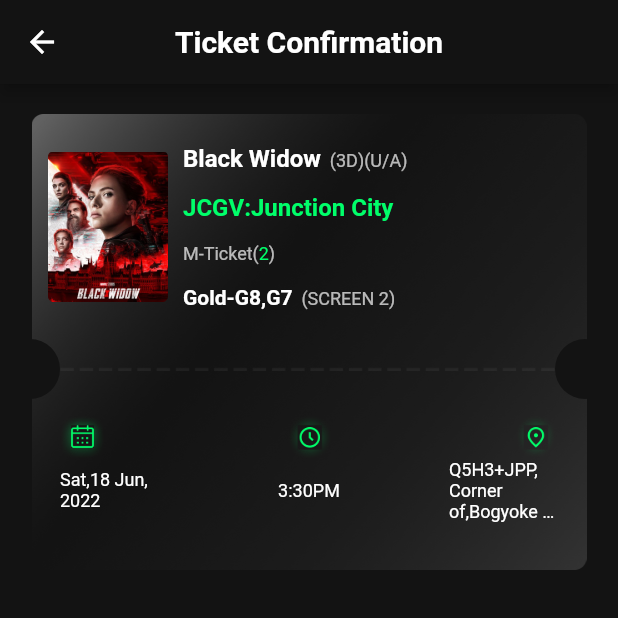
After one commit to thuthumg/movie_booking_app, a Flutter app: the TicketConfirmationPage screen opened directly, on a phone screen of 412 x 824 dp, the top half of it. The commit adds this screen. Run offline on Flutter 3.47's test engine with Material 2 defaults, Android fonts, the phone set to English and light mode, and no system bars; our stand-ins replace carousel_slider, dots_indicator, pinput.

Commit message:
setup ticket confirmation page

```diff
--- a/lib/pages/check_out_page.dart
+++ b/lib/pages/check_out_page.dart
@@ -112,7 +112,7 @@
               "Total",
               style: TextStyle(
                   color: SECONDARY_COLOR,
-                  fontSize: TEXT_REGULAR_3X,
+                  fontSize: TEXT_REGULAR_4X,
                   fontWeight: FontWeight.w600),
             ),
           ),
@@ -122,7 +122,7 @@
               "22500Ks",
               style: TextStyle(
                   color: SECONDARY_COLOR,
-                  fontSize: TEXT_REGULAR_3X,
+                  fontSize: TEXT_REGULAR_4X,
                   fontWeight: FontWeight.w600),
             ),
           )
--- a/lib/pages/seating_plan_page.dart
+++ b/lib/pages/seating_plan_page.dart
@@ -83,7 +83,7 @@
                   Text(
                     "17000KS",
                     style: TextStyle(
-                        fontSize: TEXT_REGULAR_3X,
+                        fontSize: TEXT_REGULAR_4X,
                         fontWeight: FontWeight.w600,
                         color: SECONDARY_COLOR),
                   ),
--- /dev/null
+++ b/lib/pages/ticket_confirmation_page.dart
@@ -0,0 +1,254 @@
+import 'package:flutter/material.dart';
+import 'package:movie_booking_app/resources/colors.dart';
+import 'package:movie_booking_app/resources/dimens.dart';
+import 'package:movie_booking_app/widgets/my_separator_view.dart';
+
+class TicketConfirmationPage extends StatelessWidget {
+  const TicketConfirmationPage({Key? key}) : super(key: key);
+
+  @override
+  Widget build(BuildContext context) {
+    return Scaffold(
+      backgroundColor: PRIMARY_COLOR,
+      appBar: AppBar(
+        centerTitle: true,
+        backgroundColor: PRIMARY_COLOR,
+        title: const Text(
+          "Ticket Confirmation",
+          style: TextStyle(
+              color: Colors.white, fontSize: 20, fontWeight: FontWeight.w700),
+        ),
+      ),
+      body: Column(
+        children: [
+          const SizedBox(
+            height: 20,
+          ),
+          Expanded(
+            child: Stack(
+              children: [
+                Positioned(
+                  left: 0,
+                  right: 0,
+                  child: Container(
+                    height: 304,
+                    width: 370,
+                    child: Image.asset(
+                        "assets/images/ticket_confirmation_card_bg.png"),
+                  ),
+                ),
+                Positioned(
+                  top: 150,
+                  left: 0,
+                  right: 0,
+                  child: Row(
+                    children: [
+                      Container(
+                        width: 40,
+                        height: 40,
+                        decoration: BoxDecoration(
+                            borderRadius: BorderRadius.circular(20),
+                            color: PRIMARY_COLOR),
+                      ),
+                      Container(
+                        width: 330,
+                       child: Image.asset("assets/images/dotted_line.png"),
+
+                      ),
+                      Container(
+                        width: 40,
+                        height: 40,
+                        decoration: BoxDecoration(
+                            borderRadius: BorderRadius.circular(20),
+                            color: PRIMARY_COLOR),
+                      )
+                    ],
+                  ),
+                ),
+                Positioned(
+                //  top: MARGIN_CARD_MEDIUM_2,
+                  left: MARGIN_CARD_MEDIUM_2,
+                  right: 0,
+                  child: Padding(
+                    padding: const EdgeInsets.only(left:10.0),
+                    child: Column(
+                      children: [
+                        Container(
+                          height: 150,
+                          child:  Row(
+                            children: [
+                              Container(
+                                width: 100,
+                                height: 100,
+                                child: Image.asset(
+                                    "assets/images/ticket_confirm_sample_img.png"),
+                              ),
+                              Column(
+                                mainAxisSize: MainAxisSize.min,
+                                crossAxisAlignment: CrossAxisAlignment.start,
+                                children: [
+                                  Padding(
+                                    padding: const EdgeInsets.only(
+                                        bottom: 14),
+                                    child: RichText(
+                                      text: const TextSpan(
+                                        text: "Black Widow",
+                                        style: TextStyle(
+                                            color: Colors.white,
+                                            fontSize: TEXT_REGULAR_2X,
+                                            fontWeight: FontWeight.w700),
+                                        children: <TextSpan>[
+                                          TextSpan(
+                                            text: "  (3D)(U/A)",
+                                            style: TextStyle(
+                                                color: Colors.white70,
+                                                fontSize: TEXT_REGULAR,
+                                                fontWeight: FontWeight.w400),
+                                          )
+                                        ],
+                                      ),
+                                    ),
+                                  ),
+                                  Padding(
+                                    padding: const EdgeInsets.only(
+                                        bottom: 14),
+                                    child: const Text(
+                                      "JCGV:Junction City",
+                                      style: TextStyle(
+                                          color: SECONDARY_COLOR,
+                                          fontSize: TEXT_REGULAR_2X,
+                                          fontWeight: FontWeight.w700),
+                                    ),
+                                  ),
+                                  Padding(
+                                    padding: const EdgeInsets.only(bottom: 14),
+                                    child: RichText(
+                                      text: const TextSpan(
+                                        text: "M-Ticket(",
+                                        style: TextStyle(
+                                            color: Colors.white70,
+                                            fontSize: TEXT_REGULAR,
+                                            fontWeight: FontWeight.w400),
+                                        children: <TextSpan>[
+                                          TextSpan(
+                                            text: "2",
+                                            style: TextStyle(
+                                                color: SECONDARY_COLOR,
+                                                fontSize: TEXT_REGULAR,
+                                                fontWeight: FontWeight.w400),
+                                          ),
+                                          TextSpan(
+                                            text: ")",
+                                            style: TextStyle(
+                                                color: Colors.white70,
+                                                fontSize: TEXT_REGULAR,
+                                                fontWeight: FontWeight.w400),
+                                          )
+                                        ],
+                                      ),
+                                    ),
+                                  ),
+                                  RichText(
+                                    text: const TextSpan(
+                                      text: "Gold-G8,G7",
+                                      style: TextStyle(
+                                          color: Colors.white,
+                                          fontSize: TEXT_REGULAR_1X,
+                                          fontWeight: FontWeight.w700),
+                                      children: <TextSpan>[
+                                        TextSpan(
+                                          text: "  (SCREEN 2)",
+                                          style: TextStyle(
+                                              color: Colors.white70,
+                                              fontSize: TEXT_REGULAR,
+                                              fontWeight: FontWeight.w400),
+                                        )
+                                      ],
+                                    ),
+                                  ),
+
+                                ],
+                              )
+                            ],
+                          ),
+
+                        ),
+                     //   Image.asset("assets/images/dotted_line.png")
+                      ],
+                    ),
+                  ),
+                ),
+                Positioned(
+                  top: 200,
+                  left: 40,
+                  right: 40,
+                  child: Column(
+                    children: [
+                      Row(
+                        children: [
+                          Container(
+                            width: 30,
+                              height: 30,
+                            child: Image.asset("assets/icons/ic_date.png"),
+                          ),
+                          Spacer(),
+                          Container(
+                            width: 30,
+                            height: 30,
+                            child: Image.asset("assets/icons/ic_time.png"),
+                          ),
+                          Spacer(),
+                          Container(
+                            width: 30,
+                            height: 30,
+                            child: Image.asset("assets/icons/ic_location.png"),
+                          )
+                        ],
+                      ),
+                      Row(
+                        children: [
+                          Expanded(
+
+                            child: Text("Sat,18 Jun, 2022",
+                              overflow: TextOverflow.ellipsis,
+                              maxLines:3,
+                              softWrap: false,
+                              style: TextStyle(
+                                color: Colors.white,
+                              fontSize: TEXT_REGULAR,
+                              fontWeight: FontWeight.w400
+                            ),),
+                          ),
+                          Spacer(),
+                          Text("3:30PM",style: TextStyle(
+                              color: Colors.white,
+                              fontSize: TEXT_REGULAR,
+                              fontWeight: FontWeight.w400
+                          ),),
+                          Spacer(),
+                          Expanded(
+                            child: Text(
+                              "Q5H3+JPP, Corner of,Bogyoke Lann,Yangon",
+                                overflow: TextOverflow.ellipsis,
+                              maxLines:3,
+                              softWrap: false,
+                              style: TextStyle(
+                                color: Colors.white,
+                                fontSize: TEXT_REGULAR,
+                                fontWeight: FontWeight.w400
+                            ),),
+                          )
+                        ],
+                      )
+
+                    ],
+                  ),
+                ),
+                 ],
+            ),
+          )
+        ],
+      ),
+    );
+  }
+}
--- a/lib/resources/colors.dart
+++ b/lib/resources/colors.dart
@@ -15,3 +15,7 @@
 const FILLING_FAST_COLOR_TRANSPARENT = Color.fromRGBO(255, 122, 0, 0.1);
 const AVAILIBLE_COLOR_TRANSPARENT = Color.fromRGBO(0, 255, 163, 0.1);
 const ALMOST_FULL_COLOR_TRANSPARENT = Color.fromRGBO(255, 0, 184, 0.1);
+
+const APP_BAR_COLOR = Color.fromRGBO(17, 17, 17, 1);
+
+const CHOOSE_YOUR_PAYMENT_TYPE_TITLE_COLOR = Color.fromRGBO(0, 255, 106, 1);
--- a/lib/resources/dimens.dart
+++ b/lib/resources/dimens.dart
@@ -12,7 +12,8 @@
 const TEXT_REGULAR_1X = 14.0;
 const TEXT_REGULAR = 12.0;
 const TEXT_REGULAR_2X = 16.0;
-const TEXT_REGULAR_3X = 20.0;
+const TEXT_REGULAR_3X = 18.0;
+const TEXT_REGULAR_4X = 20.0;
 const TEXT_HEADING_1X = 24.0;
 const TEXT_HEADING_2X = 28.0;
 const TEXT_SMALL = 10.0;
```
Also changed, not shown: lib/pages/ticket_page.dart (+50 -80 lines), lib/resources/strings.dart (+23 -0 lines), assets/images/dotted_line.png (added), assets/images/ticket_confirm_sample_img.png (added), assets/images/ticket_confirmation_card_bg.png (added).
